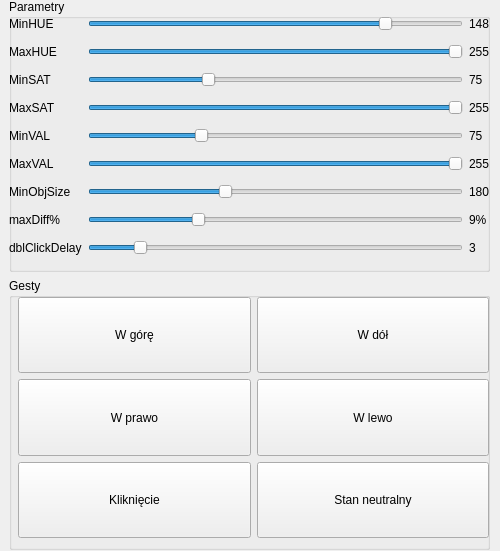
The window that configwindow.ui (tarnowskijan/Projekt_IM__QT) describes before a commit, drawn with Qt 5.
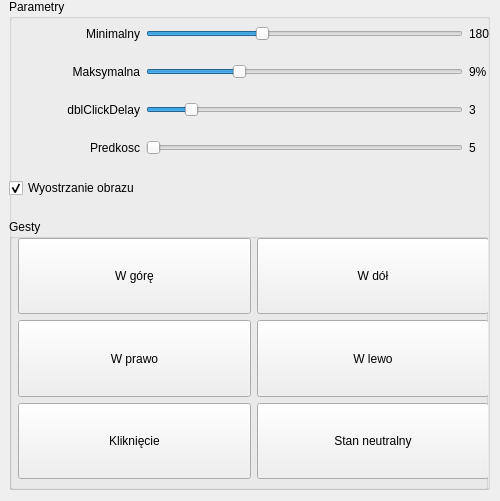
The same window after the commit.

Patch:
```diff
--- a/configwindow.ui
+++ b/configwindow.ui
@@ -7,7 +7,7 @@
     <x>0</x>
     <y>0</y>
     <width>500</width>
-    <height>551</height>
+    <height>501</height>
    </rect>
   </property>
   <property name="sizePolicy">
@@ -25,7 +25,7 @@
      <x>9</x>
      <y>-1</y>
      <width>481</width>
-     <height>551</height>
+     <height>491</height>
     </rect>
    </property>
    <layout class="QVBoxLayout" name="verticalLayout">
@@ -40,65 +40,21 @@
          <x>0</x>
          <y>10</y>
          <width>481</width>
-         <height>261</height>
+         <height>211</height>
         </rect>
        </property>
        <layout class="QGridLayout" name="gridLayout">
-        <item row="5" column="0">
-         <widget class="QLabel" name="label_6">
-          <property name="text">
-           <string>MaxVAL</string>
-          </property>
-         </widget>
-        </item>
-        <item row="4" column="1">
-         <widget class="QSlider" name="minVAL">
-          <property name="maximum">
-           <number>255</number>
-          </property>
-          <property name="value">
-           <number>75</number>
-          </property>
-          <property name="orientation">
-           <enum>Qt::Horizontal</enum>
-          </property>
-         </widget>
-        </item>
-        <item row="2" column="0">
-         <widget class="QLabel" name="label_3">
-          <property name="text">
-           <string>MinSAT</string>
-          </property>
-         </widget>
-        </item>
-        <item row="5" column="1">
-         <widget class="QSlider" name="maxVAL">
-          <property name="maximum">
-           <number>255</number>
-          </property>
-          <property name="value">
-           <number>255</number>
-          </property>
-          <property name="orientation">
-           <enum>Qt::Horizontal</enum>
-          </property>
-         </widget>
-        </item>
         <item row="0" column="0">
-         <widget class="QLabel" name="label">
+         <widget class="QLabel" name="minObjLabel">
           <property name="text">
-           <string>MinHUE</string>
+           <string>Minimalny</string>
           </property>
-         </widget>
-        </item>
-        <item row="1" column="0">
-         <widget class="QLabel" name="label_2">
-          <property name="text">
-           <string>MaxHUE</string>
+          <property name="alignment">
+           <set>Qt::AlignRight|Qt::AlignTrailing|Qt::AlignVCenter</set>
           </property>
          </widget>
         </item>
-        <item row="8" column="1">
+        <item row="2" column="1">
          <widget class="QSlider" name="dblClickDelay">
           <property name="minimum">
            <number>2</number>
@@ -114,7 +70,7 @@
           </property>
          </widget>
         </item>
-        <item row="7" column="1">
+        <item row="1" column="1">
          <widget class="QSlider" name="maxDiffPerc">
           <property name="minimum">
            <number>1</number>
@@ -130,7 +86,7 @@
           </property>
          </widget>
         </item>
-        <item row="6" column="1">
+        <item row="0" column="1">
          <widget class="QSlider" name="minObjSize">
           <property name="maximum">
            <number>500</number>
@@ -143,162 +99,98 @@
           </property>
          </widget>
         </item>
-        <item row="4" column="0">
-         <widget class="QLabel" name="label_5">
-          <property name="text">
-           <string>MinVAL</string>
-          </property>
-         </widget>
-        </item>
-        <item row="2" column="1">
-         <widget class="QSlider" name="minSAT">
-          <property name="maximum">
-           <number>255</number>
-          </property>
-          <property name="value">
-           <number>80</number>
-          </property>
-          <property name="orientation">
-           <enum>Qt::Horizontal</enum>
-          </property>
-         </widget>
-        </item>
-        <item row="3" column="1">
-         <widget class="QSlider" name="maxSAT">
-          <property name="maximum">
-           <number>255</number>
-          </property>
-          <property name="value">
-           <number>255</number>
-          </property>
-          <property name="orientation">
-           <enum>Qt::Horizontal</enum>
-          </property>
-         </widget>
-        </item>
-        <item row="0" column="1">
-         <widget class="QSlider" name="minHUE">
-          <property name="maximum">
-           <number>180</number>
-          </property>
-          <property name="value">
-           <number>145</number>
-          </property>
-          <property name="orientation">
-           <enum>Qt::Horizontal</enum>
-          </property>
-         </widget>
-        </item>
-        <item row="6" column="0">
-         <widget class="QLabel" name="label_7">
-          <property name="text">
-           <string>MinObjSize</string>
-          </property>
-         </widget>
-        </item>
-        <item row="8" column="0">
-         <widget class="QLabel" name="label_9">
+        <item row="2" column="0">
+         <widget class="QLabel" name="dblClickLabel">
           <property name="text">
            <string>dblClickDelay</string>
           </property>
-         </widget>
-        </item>
-        <item row="7" column="0">
-         <widget class="QLabel" name="label_8">
-          <property name="text">
-           <string>maxDiff%</string>
+          <property name="alignment">
+           <set>Qt::AlignRight|Qt::AlignTrailing|Qt::AlignVCenter</set>
           </property>
          </widget>
         </item>
-        <item row="3" column="0">
-         <widget class="QLabel" name="label_4">
+        <item row="1" column="0">
+         <widget class="QLabel" name="maxPercDiffLabel">
           <property name="text">
-           <string>MaxSAT</string>
+           <string>Maksymalna</string>
           </property>
-         </widget>
-        </item>
-        <item row="1" column="1">
-         <widget class="QSlider" name="maxHUE">
-          <property name="maximum">
-           <number>180</number>
-          </property>
-          <property name="value">
-           <number>180</number>
-          </property>
-          <property name="orientation">
-           <enum>Qt::Horizontal</enum>
+          <property name="alignment">
+           <set>Qt::AlignRight|Qt::AlignTrailing|Qt::AlignVCenter</set>
           </property>
          </widget>
         </item>
         <item row="0" column="2">
-         <widget class="QLabel" name="minHueVal">
-          <property name="text">
-           <string>148</string>
-          </property>
-         </widget>
-        </item>
-        <item row="1" column="2">
-         <widget class="QLabel" name="maxHueVal">
-          <property name="text">
-           <string>255</string>
-          </property>
-         </widget>
-        </item>
-        <item row="2" column="2">
-         <widget class="QLabel" name="minSatVal">
-          <property name="text">
-           <string>75</string>
-          </property>
-         </widget>
-        </item>
-        <item row="3" column="2">
-         <widget class="QLabel" name="maxSatVal">
-          <property name="text">
-           <string>255</string>
-          </property>
-         </widget>
-        </item>
-        <item row="4" column="2">
-         <widget class="QLabel" name="minValVal">
-          <property name="text">
-           <string>75</string>
-          </property>
-         </widget>
-        </item>
-        <item row="5" column="2">
-         <widget class="QLabel" name="maxValVal">
-          <property name="text">
-           <string>255</string>
-          </property>
-         </widget>
-        </item>
-        <item row="6" column="2">
          <widget class="QLabel" name="minObjSizeVal">
           <property name="text">
            <string>180</string>
           </property>
          </widget>
         </item>
-        <item row="7" column="2">
+        <item row="1" column="2">
          <widget class="QLabel" name="maxPercDiffVal">
           <property name="text">
            <string>9%</string>
           </property>
          </widget>
         </item>
-        <item row="8" column="2">
+        <item row="2" column="2">
          <widget class="QLabel" name="dblClickDelVal">
           <property name="text">
            <string>3</string>
           </property>
          </widget>
         </item>
+        <item row="5" column="0">
+         <widget class="QCheckBox" name="sharpenCheckbox">
+          <property name="text">
+           <string>Wyostrzanie obrazu</string>
+          </property>
+          <property name="checked">
+           <bool>true</bool>
+          </property>
+         </widget>
+        </item>
+        <item row="3" column="1">
+         <widget class="QSlider" name="mouseSpeed">
+          <property name="minimum">
+           <number>5</number>
+          </property>
+          <property name="maximum">
+           <number>50</number>
+          </property>
+          <property name="orientation">
+           <enum>Qt::Horizontal</enum>
+          </property>
+         </widget>
+        </item>
+        <item row="3" column="0">
+         <widget class="QLabel" name="mouseSpeedLabel">
+          <property name="text">
+           <string>Predkosc</string>
+          </property>
+          <property name="alignment">
+           <set>Qt::AlignRight|Qt::AlignTrailing|Qt::AlignVCenter</set>
+          </property>
+         </widget>
+        </item>
+        <item row="3" column="2">
+         <widget class="QLabel" name="mouseSpeedVal">
+          <property name="text">
+           <string>5</string>
+          </property>
+         </widget>
+        </item>
        </layout>
       </widget>
-     </widget>
-    </item>
-    <item>
      <widget class="QGroupBox" name="groupBox_2">
+       <property name="geometry">
+        <rect>
+         <x>0</x>
+         <y>220</y>
+         <width>479</width>
+         <height>271</height>
+        </rect>
+       </property>
       <property name="title">
        <string>Gesty</string>
       </property>
@@ -391,6 +283,7 @@
          </widget>
         </item>
        </layout>
+       </widget>
       </widget>
      </widget>
     </item>
```
Lines whose indentation alone changed are shown as unchanged.
